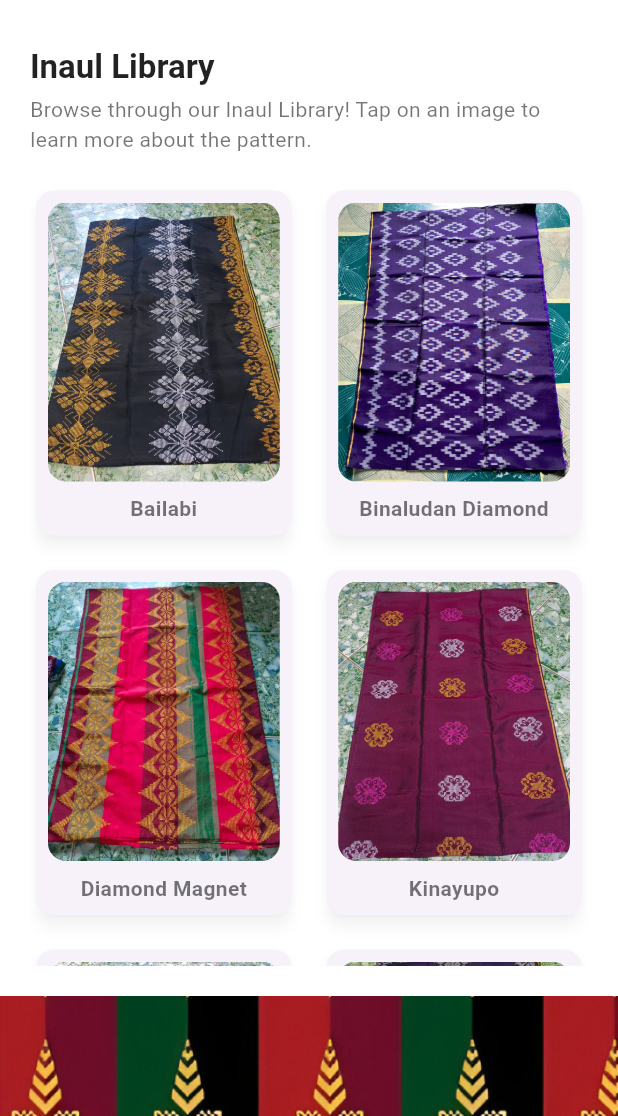
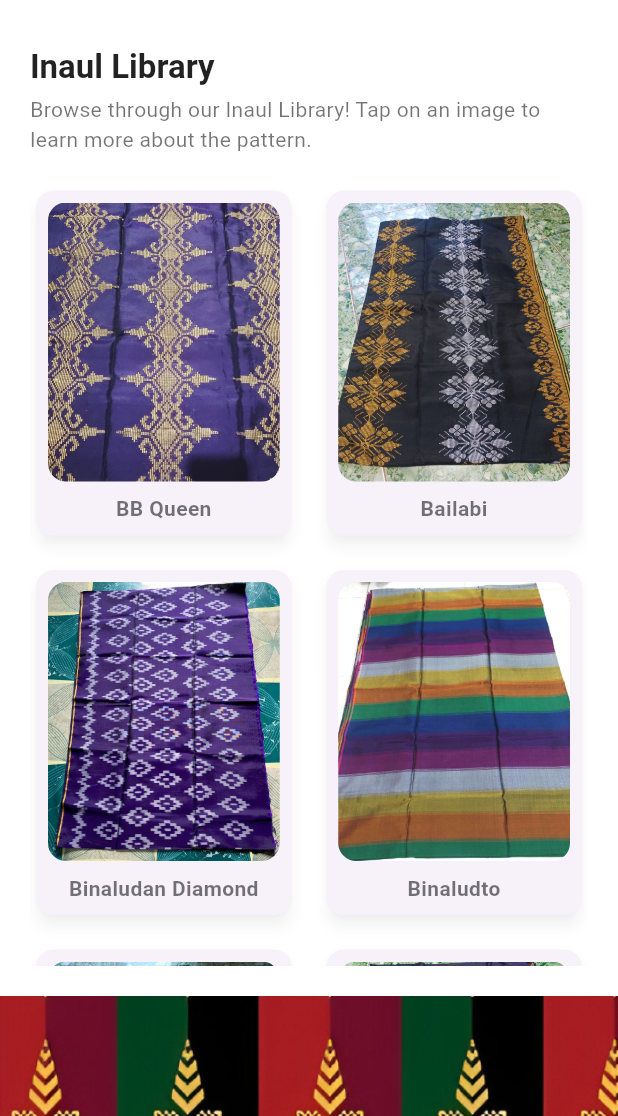
Before and after one commit to krlgarcia/inawl-app, a Flutter app: the LibraryScreen screen opened by its route, on a phone screen of 412 x 824 dp, the part 120-1236 px from its top. Run offline on Flutter 3.47's test engine with Material 3 defaults, Android fonts, the phone set to English and light mode, and no system bars; our stand-ins replace camera, image_picker; missing offline and left inert: tflite_flutter.

Commit message:
major changes incl updated model and labels, and added unknown pattern screen

```diff
--- a/assets/model/labels.txt
+++ b/assets/model/labels.txt
@@ -1,6 +1,9 @@
+BB Queen
 Bailabi
 Binaludan Diamond
+Binaludto
 Diamond Magnet
+Katompi
 Kinayupo
 Kinulipis
 Lumbayan
@@ -12,9 +15,9 @@ Pinya
 Sahaya
 Salimpukaw
 Sambit
-Sara Design
 Siko Karwang
 Siku Andun
 Sultan
 Sunflower
 Tipas
+Unknown
--- a/lib/core/constants/image_assets.dart
+++ b/lib/core/constants/image_assets.dart
@@ -1,10 +1,18 @@
 class ImageAssets {
   static const String patternImage = 'assets/images/generic-inaul.jpg';
 
+  // This list must match the order in labels.txt exactly
+  // labels.txt order: BB Queen, Bailabi, Binaludan Diamond, Binaludto, Diamond Magnet,
+  // Katompi, Kinayupo, Kinulipis, Lumbayan, Pakiring, Panigabi, Pine Tree,
+  // Pinundutan, Pinya, Sahaya, Salimpukaw, Sambit, Siko Karwang, Siku Andun,
+  // Sultan, Sunflower, Tipas, Unknown
   static const List<String> libraryImages = [
+    'assets/images/bbqueen.jpg', // BB Queen
     'assets/images/bailabi.jpg',
     'assets/images/binaludan_diamond.jpg',
+    'assets/images/binaludto.jpg', // Binaludto
     'assets/images/diamond_magnet.jpg',
+    'assets/images/binadan_katompi.jpg', // Katompi
     'assets/images/kinayupo.jpg',
     'assets/images/kinulipis.jpg',
     'assets/images/lumbayan.jpg',
@@ -12,15 +20,42 @@ class ImageAssets {
     'assets/images/panigabi.jpg',
     'assets/images/pine_tree.jpg',
     'assets/images/pinundutan.jpg',
-    'assets/images/generic-inaul.jpg', // Placeholder for Pinya
+    'assets/images/pinya.jpg', // Pinya
     'assets/images/sahaya-sandaya.jpg',
     'assets/images/salimpukaw.jpg',
     'assets/images/sambit.jpg',
-    'assets/images/generic-inaul.jpg', // Placeholder for Sara Design
     'assets/images/siko_karwang.jpg',
     'assets/images/siku_andun.jpg',
     'assets/images/sultan.jpg',
     'assets/images/sunflower.jpg',
     'assets/images/tipas.jpg',
+    'assets/images/generic-inaul.jpg', // Unknown (placeholder)
+  ];
+
+  // Library display images (excludes Unknown pattern)
+  static const List<String> libraryDisplayImages = [
+    'assets/images/bbqueen.jpg', // BB Queen
+    'assets/images/bailabi.jpg',
+    'assets/images/binaludan_diamond.jpg',
+    'assets/images/binaludto.jpg', // Binaludto
+    'assets/images/diamond_magnet.jpg',
+    'assets/images/binadan_katompi.jpg', // Katompi
+    'assets/images/kinayupo.jpg',
+    'assets/images/kinulipis.jpg',
+    'assets/images/lumbayan.jpg',
+    'assets/images/pakiring.jpg',
+    'assets/images/panigabi.jpg',
+    'assets/images/pine_tree.jpg',
+    'assets/images/pinundutan.jpg',
+    'assets/images/pinya.jpg', // Pinya
+    'assets/images/sahaya-sandaya.jpg',
+    'assets/images/salimpukaw.jpg',
+    'assets/images/sambit.jpg',
+    'assets/images/siko_karwang.jpg',
+    'assets/images/siku_andun.jpg',
+    'assets/images/sultan.jpg',
+    'assets/images/sunflower.jpg',
+    'assets/images/tipas.jpg',
+    // Unknown is excluded from library display
   ];
 }
--- a/lib/screens/library_screen.dart
+++ b/lib/screens/library_screen.dart
@@ -7,10 +7,14 @@ import 'package:inawl_app/widgets/pattern_banner.dart';
 class LibraryScreen extends StatelessWidget {
   const LibraryScreen({super.key});
 
+  // Pattern names for library display (excludes Unknown)
   static const List<String> patternNames = [
+    'BB Queen',
     'Bailabi',
     'Binaludan Diamond',
+    'Binaludto',
     'Diamond Magnet',
+    'Katompi',
     'Kinayupo',
     'Kinulipis',
     'Lumbayan',
@@ -22,12 +26,12 @@ class LibraryScreen extends StatelessWidget {
     'Sahaya',
     'Salimpukaw',
     'Sambit',
-    'Sara Design',
     'Siko Karwang',
     'Siku Andun',
     'Sultan',
     'Sunflower',
     'Tipas',
+    // Unknown is excluded from library display
   ];
 
   @override
@@ -66,10 +70,10 @@ class LibraryScreen extends StatelessWidget {
                         crossAxisSpacing: AppConstants.gridCrossAxisSpacing,
                         childAspectRatio: 0.75, // Adjust ratio to accommodate label
                       ),
-                      itemCount: ImageAssets.libraryImages.length,
+                      itemCount: ImageAssets.libraryDisplayImages.length,
                       itemBuilder: (context, index) {
                         return _buildImageCard(
-                          ImageAssets.libraryImages[index],
+                          ImageAssets.libraryDisplayImages[index],
                           patternNames[index],
                           context,
                         );
--- a/lib/screens/pattern_screen.dart
+++ b/lib/screens/pattern_screen.dart
@@ -284,11 +284,17 @@ class PatternScreen extends StatelessWidget {
   String _getPatternDescription(String patternName) {
     // Pattern-specific lorem ipsum descriptions
     final descriptions = {
+      'BB Queen': 'Lorem ipsum dolor sit amet, consectetur adipiscing elit. Sed do eiusmod tempor incididunt ut labore et dolore magna aliqua. Ut enim ad minim veniam, quis nostrud exercitation ullamco laboris.',
+
       'Bailabi': 'Lorem ipsum dolor sit amet, consectetur adipiscing elit. Sed do eiusmod tempor incididunt ut labore et dolore magna aliqua. Ut enim ad minim veniam, quis nostrud exercitation ullamco laboris nisi ut aliquip ex ea commodo consequat. Duis aute irure dolor in reprehenderit in voluptate velit esse cillum dolore eu fugiat nulla pariatur.',
 
       'Binaludan Diamond': 'Sed ut perspiciatis unde omnis iste natus error sit voluptatem accusantium doloremque laudantium, totam rem aperiam, eaque ipsa quae ab illo inventore veritatis et quasi architecto beatae vitae dicta sunt explicabo.',
 
+      'Binaludto': 'At vero eos et accusamus et iusto odio dignissimos ducimus qui blanditiis praesentium voluptatum deleniti atque corrupti quos dolores et quas molestias excepturi sint occaecati cupiditate non provident.',
+
       'Diamond Magnet': 'Sed ut perspiciatis unde omnis iste natus error sit voluptatem accusantium doloremque laudantium, totam rem aperiam, eaque ipsa quae ab illo inventore veritatis et quasi architecto beatae vitae dicta sunt explicabo. Nemo enim ipsam voluptatem quia voluptas sit aspernatur aut odit aut fugit, sed quia consequuntur magni dolores eos qui ratione voluptatem sequi nesciunt.',
+
+      'Katompi': 'Temporibus autem quibusdam et aut officiis debitis aut rerum necessitatibus saepe eveniet ut et voluptates repudiandae sint et molestiae non recusandae. Itaque earum rerum hic tenetur a sapiente delectus.',
 
       'Kinayupo': 'At vero eos et accusamus et iusto odio dignissimos ducimus qui blanditiis praesentium voluptatum deleniti atque corrupti quos dolores et quas molestias excepturi sint occaecati cupiditate non provident, similique sunt in culpa qui officia deserunt mollitia animi, id est laborum et dolorum fuga.',
 
@@ -312,8 +318,6 @@ class PatternScreen extends StatelessWidget {
 
       'Sambit': 'Lorem ipsum dolor sit amet, consectetur adipiscing elit, sed do eiusmod tempor incididunt ut labore et dolore magna aliqua. Ut enim ad minim veniam, quis nostrud exercitation ullamco laboris nisi ut aliquip ex ea commodo consequat. Duis aute irure dolor in reprehenderit in voluptate velit esse cillum dolore.',
 
-      'Sara Design': 'Sed ut perspiciatis unde omnis iste natus error sit voluptatem accusantium doloremque laudantium, totam rem aperiam, eaque ipsa quae ab illo inventore veritatis et quasi architecto beatae vitae dicta sunt explicabo.',
-
       'Siko Karwang': 'Sed ut perspiciatis unde omnis iste natus error sit voluptatem accusantium doloremque laudantium, totam rem aperiam, eaque ipsa quae ab illo inventore veritatis et quasi architecto beatae vitae dicta sunt explicabo. Nemo enim ipsam voluptatem quia voluptas sit aspernatur aut odit aut fugit.',
 
       'Siku Andun': 'At vero eos et accusamus et iusto odio dignissimos ducimus qui blanditiis praesentium voluptatum deleniti atque corrupti quos dolores et quas molestias excepturi sint occaecati cupiditate non provident.',
--- a/pubspec.yaml
+++ b/pubspec.yaml
@@ -64,8 +64,11 @@ flutter:
 
   assets:
   - assets/images/generic-inaul.jpg
+  - assets/images/bbqueen.jpg
   - assets/images/bailabi.jpg
   - assets/images/binaludan_diamond.jpg
+  - assets/images/binaludto.jpg
+  - assets/images/binadan_katompi.jpg
   - assets/images/diamond_magnet.jpg
   - assets/images/kinayupo.jpg
   - assets/images/kinulipis.jpg
@@ -74,6 +77,7 @@ flutter:
   - assets/images/panigabi.jpg
   - assets/images/pine_tree.jpg
   - assets/images/pinundutan.jpg
+  - assets/images/pinya.jpg
   - assets/images/sahaya-sandaya.jpg
   - assets/images/salimpukaw.jpg
   - assets/images/sambit.jpg
@@ -82,7 +86,7 @@ flutter:
   - assets/images/sultan.jpg
   - assets/images/sunflower.jpg
   - assets/images/tipas.jpg
-  - assets/model/effi_full.tflite
+  - assets/model/fullwunkown.tflite
   - assets/model/labels.txt
 
   # An image asset can refer to one or more resolution-specific "variants", see
```
Also changed, not shown: lib/screens/camera_screen.dart (+26 -2 lines), lib/screens/image_crop_screen.dart (+27 -4 lines), lib/screens/unknown_pattern_screen.dart (added, +200 -0 lines), lib/services/model_service.dart (+7 -2 lines), assets/images/bbqueen.jpg (added), assets/images/binadan_katompi.jpg (added), assets/images/binaludto.jpg (added), assets/images/pinya.jpg (added), 2 other files.
